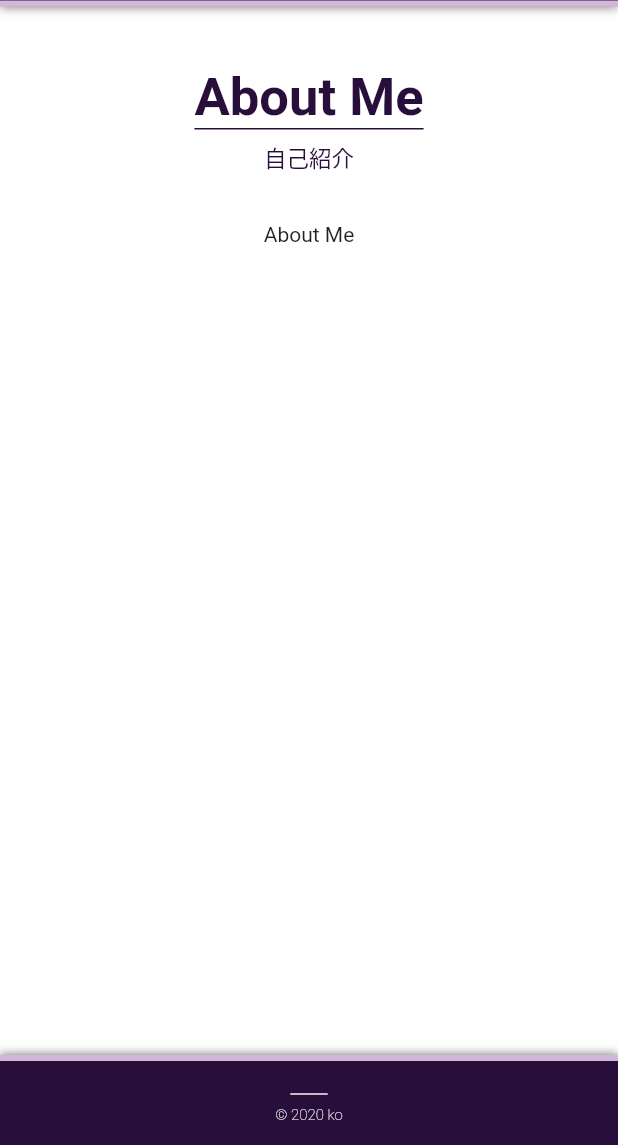
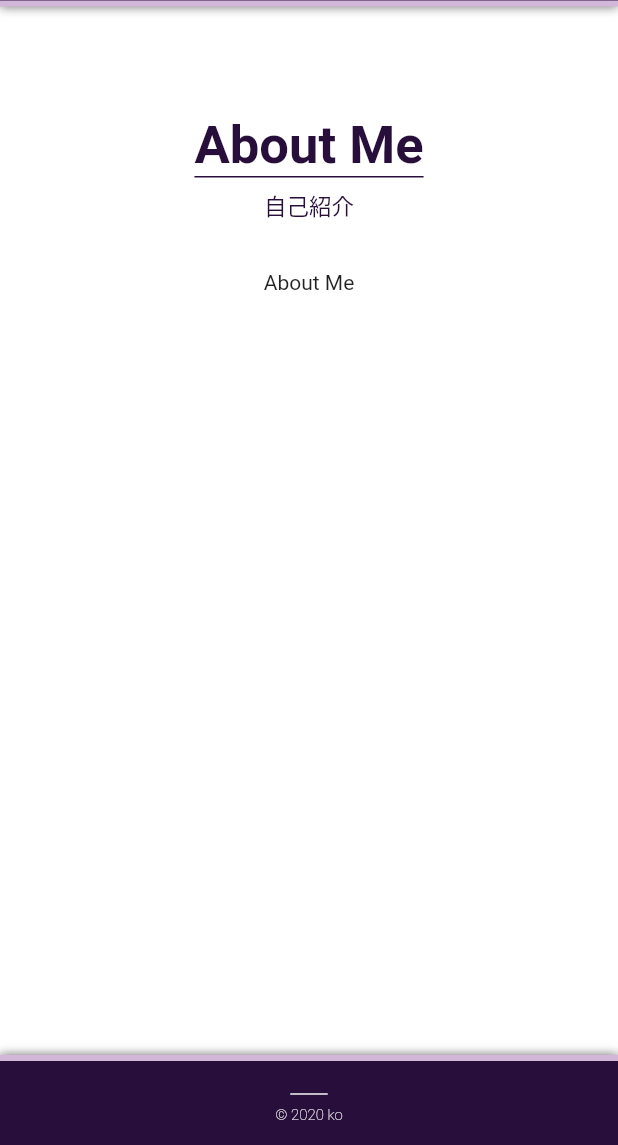
Before and after one commit to ko50/ko50.github.io, a Flutter app: the screen it shows after launch, after a tap on the "menu" icon, after a tap on "About Me", on a phone screen of 412 x 824 dp, the part 91-1236 px from its top. Run offline on Flutter 3.47's test engine with Material 2 defaults, Android fonts, the phone set to English and light mode, and no system bars; our stand-ins replace flutter_riverpod.

Commit message:
[変更] Sectionのファイル位置とpaddingが気に入らなかった

```diff
--- a/lib/view/sections/about_me/about_me.dart
+++ b/lib/view/sections/about_me/about_me.dart
@@ -1,6 +1,6 @@
 import 'package:flutter/material.dart';
 
-import 'package:portfolio/view/component/common/section_container.dart';
+import 'package:portfolio/view/sections/section_container.dart';
 
 class AboutMe extends StatelessWidget {
   @override
--- a/lib/view/sections/contacts/contacts.dart
+++ b/lib/view/sections/contacts/contacts.dart
@@ -1,6 +1,6 @@
 import 'package:flutter/material.dart';
 
-import 'package:portfolio/view/component/common/section_container.dart';
+import 'package:portfolio/view/sections/section_container.dart';
 
 class Contacts extends StatelessWidget {
   @override
--- a/lib/view/component/common/section_container.dart
+++ b/lib/view/sections/section_container.dart
@@ -15,7 +15,7 @@ class SectionContainer extends StatelessWidget {
   @override
   Widget build(BuildContext context) {
     return Container(
-      padding: EdgeInsets.all(32.0),
+      padding: EdgeInsets.symmetric(horizontal: 32.0, vertical: 64.0),
       width: double.infinity,
       child: Column(
         mainAxisAlignment: MainAxisAlignment.center,
--- a/lib/view/sections/skills/skills.dart
+++ b/lib/view/sections/skills/skills.dart
@@ -1,6 +1,6 @@
 import 'package:flutter/material.dart';
 
-import 'package:portfolio/view/component/common/section_container.dart';
+import 'package:portfolio/view/sections/section_container.dart';
 
 class Skills extends StatelessWidget {
   @override
--- a/lib/view/sections/works/works.dart
+++ b/lib/view/sections/works/works.dart
@@ -1,6 +1,6 @@
 import 'package:flutter/material.dart';
 
-import 'package:portfolio/view/component/common/section_container.dart';
+import 'package:portfolio/view/sections/section_container.dart';
 
 class Works extends StatelessWidget {
   @override
```
